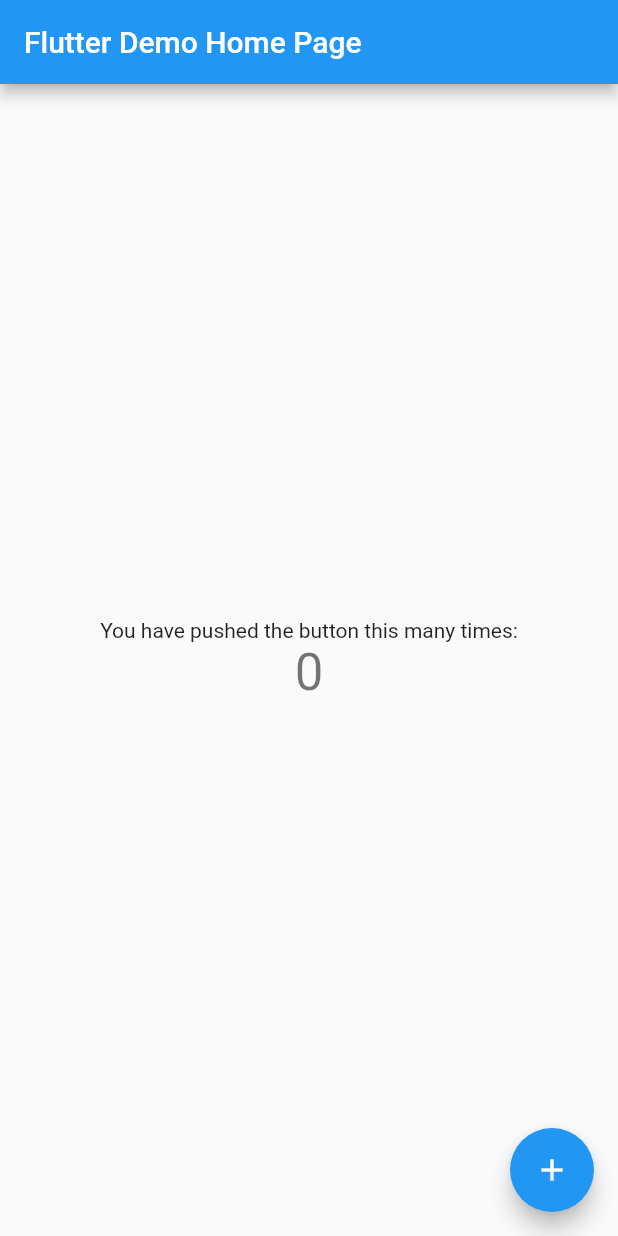
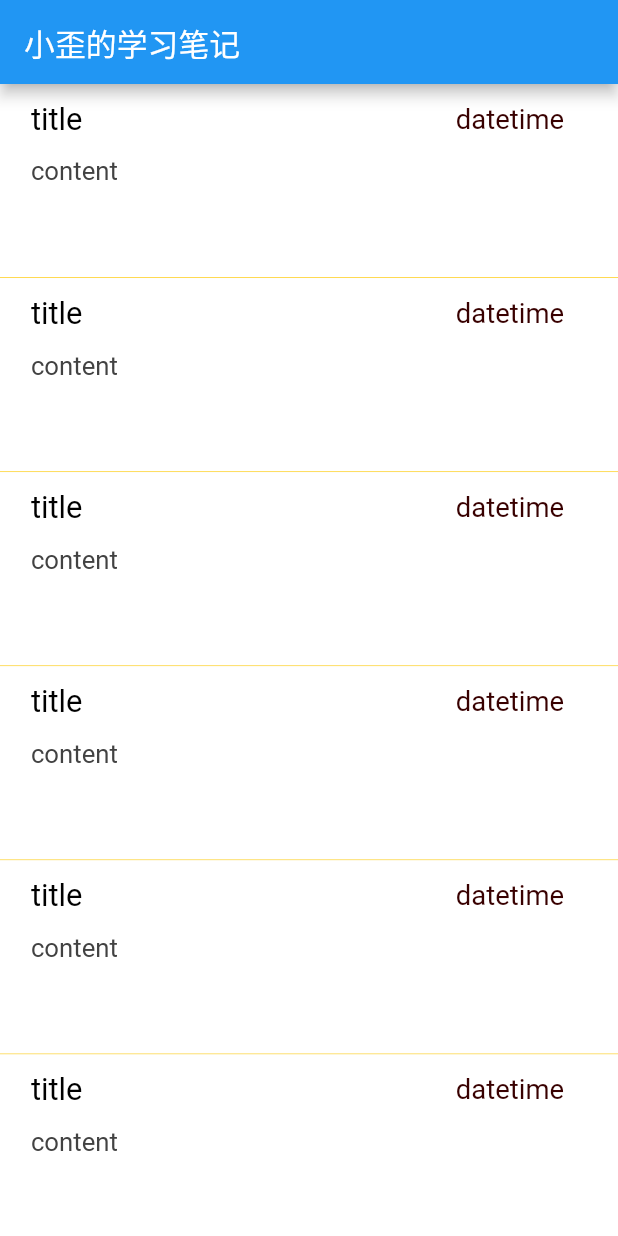
Before and after one commit to robotwai/flutter_blog, a Flutter app: the screen it shows after launch, on a phone screen of 412 x 824 dp. Run offline on Flutter 3.47's test engine with Material 2 defaults, Android fonts, the phone set to English and light mode, and no system bars; our stand-ins replace flutter_screenutil.

Commit message:
addpage: home detail

```diff
--- a/lib/main.dart
+++ b/lib/main.dart
@@ -1,43 +1,27 @@
 import 'package:flutter/material.dart';
+import 'package:flutter_blog/pages/detail_page.dart';
+import 'package:flutter_screenutil/flutter_screenutil.dart';
 
 void main() {
   runApp(MyApp());
 }
 
 class MyApp extends StatelessWidget {
-  // This widget is the root of your application.
   @override
   Widget build(BuildContext context) {
+    return ScreenUtilInit(
+      designSize: Size(720, 1280),
+      builder: () {
         return MaterialApp(
-      title: 'Flutter Demo',
-      theme: ThemeData(
-        // This is the theme of your application.
-        //
-        // Try running your application with "flutter run". You'll see the
-        // application has a blue toolbar. Then, without quitting the app, try
-        // changing the primarySwatch below to Colors.green and then invoke
-        // "hot reload" (press "r" in the console where you ran "flutter run",
-        // or simply save your changes to "hot reload" in a Flutter IDE).
-        // Notice that the counter didn't reset back to zero; the application
-        // is not restarted.
-        primarySwatch: Colors.blue,
-      ),
-      home: MyHomePage(title: 'Flutter Demo Home Page'),
+          home: MyHomePage(title: '小歪的学习笔记'),
+        );
+      },
     );
   }
 }
 
 class MyHomePage extends StatefulWidget {
   MyHomePage({Key key, this.title}) : super(key: key);
-
-  // This widget is the home page of your application. It is stateful, meaning
-  // that it has a State object (defined below) that contains fields that affect
-  // how it looks.
-
-  // This class is the configuration for the state. It holds the values (in this
-  // case the title) provided by the parent (in this case the App widget) and
-  // used by the build method of the State. Fields in a Widget subclass are
-  // always marked "final".
 
   final String title;
 
@@ -46,68 +30,71 @@
 }
 
 class _MyHomePageState extends State<MyHomePage> {
-  int _counter = 0;
-
-  void _incrementCounter() {
-    setState(() {
-      // This call to setState tells the Flutter framework that something has
-      // changed in this State, which causes it to rerun the build method below
-      // so that the display can reflect the updated values. If we changed
-      // _counter without calling setState(), then the build method would not be
-      // called again, and so nothing would appear to happen.
-      _counter++;
-    });
-  }
-
   @override
   Widget build(BuildContext context) {
-    // This method is rerun every time setState is called, for instance as done
-    // by the _incrementCounter method above.
-    //
-    // The Flutter framework has been optimized to make rerunning build methods
-    // fast, so that you can just rebuild anything that needs updating rather
-    // than having to individually change instances of widgets.
     return Scaffold(
       appBar: AppBar(
-        // Here we take the value from the MyHomePage object that was created by
-        // the App.build method, and use it to set our appbar title.
-        title: Text(widget.title),
+        title: Text(
+            widget.title,
+          style: TextStyle(
+            fontSize: 36.sp,
+            color: Colors.white
           ),
-      body: Center(
-        // Center is a layout widget. It takes a single child and positions it
-        // in the middle of the parent.
+        ),
+      ),
+      body: ListView.separated(
+        itemBuilder: (c, index) {
+          return GestureDetector(
+            child: Container(
+              color: Colors.white,
+              height: 200.h,
+              padding: EdgeInsets.only(left: 36.w,top: 20.w,bottom: 20,right: 36),
               child: Column(
-          // Column is also a layout widget. It takes a list of children and
-          // arranges them vertically. By default, it sizes itself to fit its
-          // children horizontally, and tries to be as tall as its parent.
-          //
-          // Invoke "debug painting" (press "p" in the console, choose the
-          // "Toggle Debug Paint" action from the Flutter Inspector in Android
-          // Studio, or the "Toggle Debug Paint" command in Visual Studio Code)
-          // to see the wireframe for each widget.
-          //
-          // Column has various properties to control how it sizes itself and
-          // how it positions its children. Here we use mainAxisAlignment to
-          // center the children vertically; the main axis here is the vertical
-          // axis because Columns are vertical (the cross axis would be
-          // horizontal).
-          mainAxisAlignment: MainAxisAlignment.center,
-          children: <Widget>[
-            Text(
-              'You have pushed the button this many times:',
+                crossAxisAlignment: CrossAxisAlignment.start,
+                mainAxisAlignment: MainAxisAlignment.start,
+                children: [
+                  Container(
+                    child: Row(
+                      children: [
+                        Expanded(child: Text('title',
+                          style: TextStyle(
+                              fontSize: 36.sp,
+                              color: Colors.black
                           ),
-            Text(
-              '$_counter',
-              style: Theme.of(context).textTheme.headline4,
+                        )),
+                        Text('datetime',
+                          style: TextStyle(
+                              fontSize: 32.sp,
+                              color: Color(0xFF380000)
+                          ),
                         ),
                       ],
                     ),
                   ),
-      floatingActionButton: FloatingActionButton(
-        onPressed: _incrementCounter,
-        tooltip: 'Increment',
-        child: Icon(Icons.add),
-      ), // This trailing comma makes auto-formatting nicer for build methods.
+                  Container(
+                    margin: EdgeInsets.only(top: 20.h),
+                    child: Text('content',
+                      style: TextStyle(
+                          fontSize: 30.sp,
+                          color: Colors.grey.shade800
+                      ),
+                    ),
+                  )
+                ],
+              ),
+            ),
+            onTap: (){
+                Navigator.push(context, MaterialPageRoute(builder: (context) =>
+                    DetailPage(),
+                ));
+            },
+          );
+        },
+        separatorBuilder: (c,index){
+          return Divider(height: 1.h,color: Colors.amberAccent,);
+        },
+        itemCount: 10,
+      ),
     );
   }
 }
--- /dev/null
+++ b/lib/pages/detail_page.dart
@@ -0,0 +1,21 @@
+import 'package:flutter/material.dart';
+
+class DetailPage extends StatefulWidget{
+
+  @override
+  State createState() {
+    return _DetailPageState();
+  }
+}
+
+class _DetailPageState extends State<DetailPage>{
+
+  @override
+  Widget build(BuildContext context) {
+    return Scaffold(
+      body: Container(
+        color: Colors.red,
+      ),
+    );
+  }
+}
--- a/pubspec.yaml
+++ b/pubspec.yaml
@@ -23,7 +23,7 @@
 dependencies:
   flutter:
     sdk: flutter
-
+  flutter_screenutil: ^5.0.0
 
   # The following adds the Cupertino Icons font to your application.
   # Use with the CupertinoIcons class for iOS style icons.
```
Lines whose indentation alone changed are shown as unchanged.
